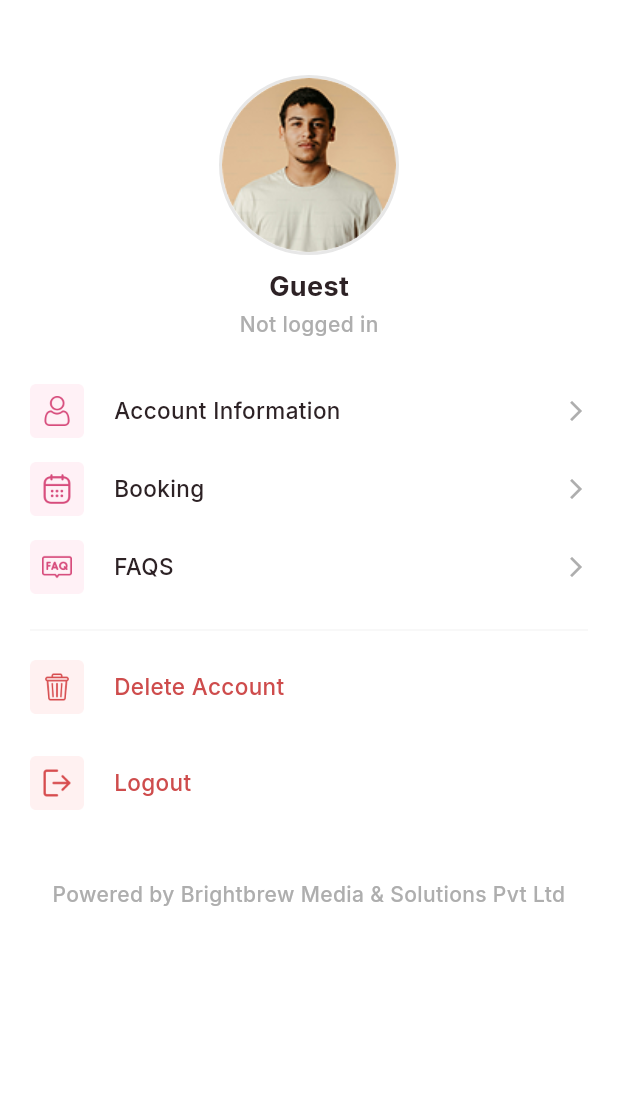
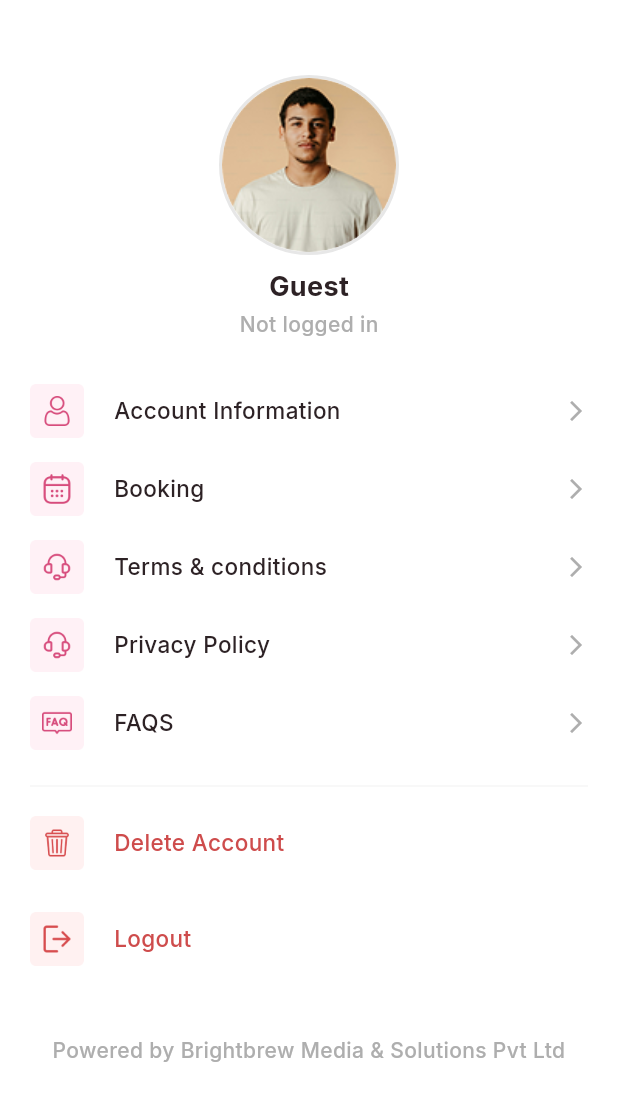
Before and after one commit to bbmedia780-web/ParlourBoutique, a Flutter app: the ProfileScreen screen opened directly, on a phone screen of 412 x 824 dp. Shown: the top 1101 px of the screen. Run offline on Flutter 3.47's test engine with Material 3 defaults, Android fonts, the phone set to English and light mode, and no system bars; our stand-ins replace connectivity_plus, dio, dotted_line, geocoding, geolocator, get and 6 more; accounts and stored records are empty; network calls fail.

Commit message:
latest code

```diff
--- a/lib/constants/app_strings.dart
+++ b/lib/constants/app_strings.dart
@@ -2,7 +2,7 @@
 class AppStrings {
   // Welcome Screen
   static const welcomeTitle1 = "Welcome to";
-  static const welcomeDesc1 = "Lorem Ipsum is simply dummy text of the printing and typesetting industry.";
+  static const welcomeDesc1 = "Find trusted salons and parlors near you, explore trending styles, and schedule your beauty services quickly and conveniently.";
 
   static const welcomeTitle2 = "Create your style";
   static const welcomeDesc2 = "Whether it's flawless bridal glam, nourishing salon rituals,or trendy fashion picks — we bring beauty and style together, made uniquely for you.";
@@ -985,6 +985,7 @@
   static const menuItemLogout = "logout";
   static const menuItemDeleteAccount = "delete_account";
   static const menuItemBooking = "booking";
+  static const terms = "terms";
   static const favourite = "Favourite";
 
   // Route Names
@@ -1124,6 +1125,8 @@
   static const booked = "Booked";
   static const selectedService = "Selected Service";
   static const paymentInCash = "Payment In Cash";
+  static const termsCondition = "Terms & conditions";
+  static const privacyPolicy = "Privacy Policy";
 
   // Booking Screen
   static const selectTime = "Select Time";
--- a/lib/translations/app_translations.dart
+++ b/lib/translations/app_translations.dart
@@ -6,7 +6,7 @@
     'en_US': {
       // Welcome Screen
       'welcome_to': 'Welcome to',
-      'welcome_desc_1': 'Lorem Ipsum is simply dummy text of the printing and typesetting industry.',
+      'welcome_desc_1': 'Find trusted salons and parlors near you, explore trending styles, and schedule your beauty services quickly and conveniently.',
       'create_your_style': 'Create your style',
       'welcome_desc_2': 'Whether it\'s flawless bridal glam, nourishing salon rituals,or trendy fashion picks — we bring beauty and style together, made uniquely for you.',
       'be_beautiful_boutique': 'Be Beautiful. Be Boutique',
--- a/lib/view/screen/profile_screen/profile_page_screen.dart
+++ b/lib/view/screen/profile_screen/profile_page_screen.dart
@@ -213,6 +213,7 @@
 import 'dart:io';
 import 'package:flutter/material.dart';
 import 'package:get/get.dart';
+import 'package:url_launcher/url_launcher.dart';
 import '../../../constants/app_assets.dart';
 import '../../../constants/app_colors.dart';
 import '../../../constants/app_sizes.dart';
@@ -323,6 +324,32 @@
           image: AppAssets.booking,
           title: AppStrings.booking,
           onTap: () => controller.onMenuItemTapped(AppStrings.menuItemBooking),
+        ),
+
+        _buildMenuItem(
+          image: AppAssets.helpSupport,
+          title: AppStrings.termsCondition,
+          onTap:() async {
+            const url = "https://brightbrewmedia.in/terms.html";
+            if (await canLaunchUrl(Uri.parse(url))) {
+            await launchUrl(Uri.parse(url), mode: LaunchMode.externalApplication);
+            } else {
+            throw 'Could not launch $url';
+            }
+          },
+        ),
+
+        _buildMenuItem(
+          image: AppAssets.helpSupport,
+          title: AppStrings.privacyPolicy,
+          onTap:() async {
+            const url = "https://brightbrewmedia.in/privacy_policy.html";
+            if (await canLaunchUrl(Uri.parse(url))) {
+              await launchUrl(Uri.parse(url), mode: LaunchMode.externalApplication);
+            } else {
+              throw 'Could not launch $url';
+            }
+          },
         ),
 
         /*_buildMenuItem(
```
Also changed, not shown: lib/controller/profile_controller/profile_controller.dart (+3 -11 lines), pubspec.lock, 37 other files.
